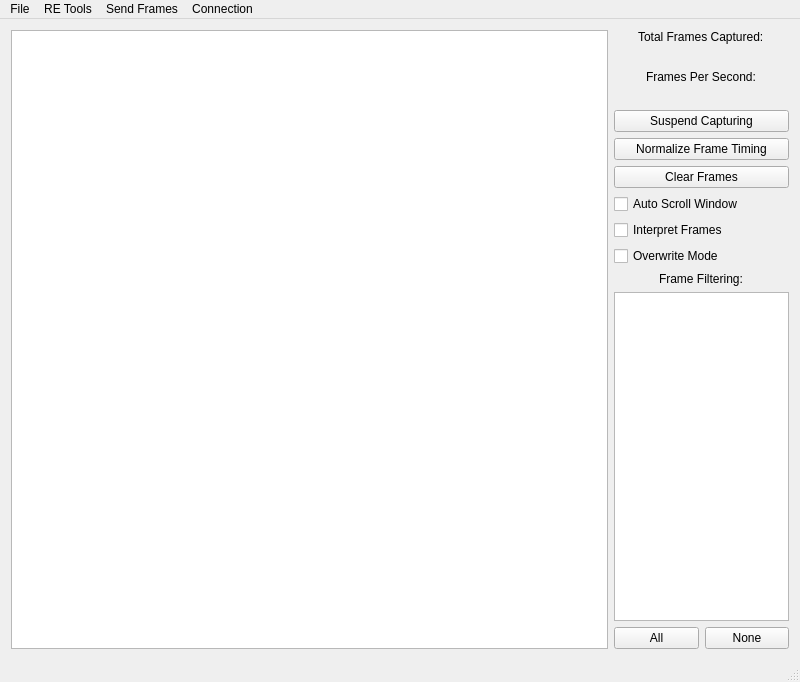
collin80/SavvyCAN, file ui/mainwindow.ui: the form before one commit.
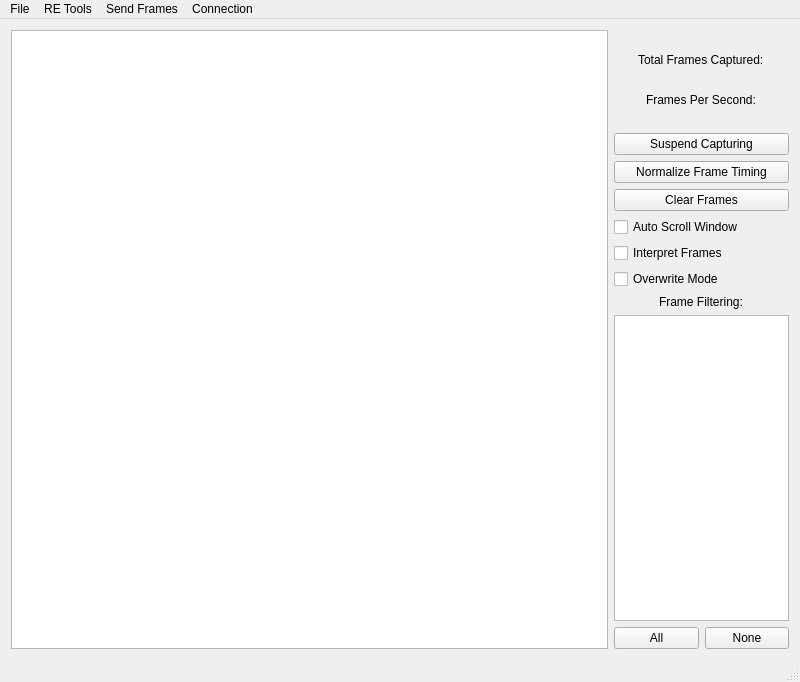
The form after the commit.

The edit to the form file:
```diff
--- a/ui/mainwindow.ui
+++ b/ui/mainwindow.ui
@@ -49,6 +49,24 @@
     </item>
     <item>
      <layout class="QVBoxLayout" name="verticalLayout">
+      <item>
+       <widget class="QLabel" name="lblContMsg">
+        <property name="font">
+         <font>
+          <pointsize>11</pointsize>
+          <weight>75</weight>
+          <italic>true</italic>
+          <bold>true</bold>
+         </font>
+        </property>
+        <property name="text">
+         <string/>
+        </property>
+        <property name="alignment">
+         <set>Qt::AlignCenter</set>
+        </property>
+       </widget>
+      </item>
       <item alignment="Qt::AlignHCenter">
        <widget class="QLabel" name="label">
         <property name="sizePolicy">
```
Left out of the diff: 7 changed lines with no effect on the pictures.
